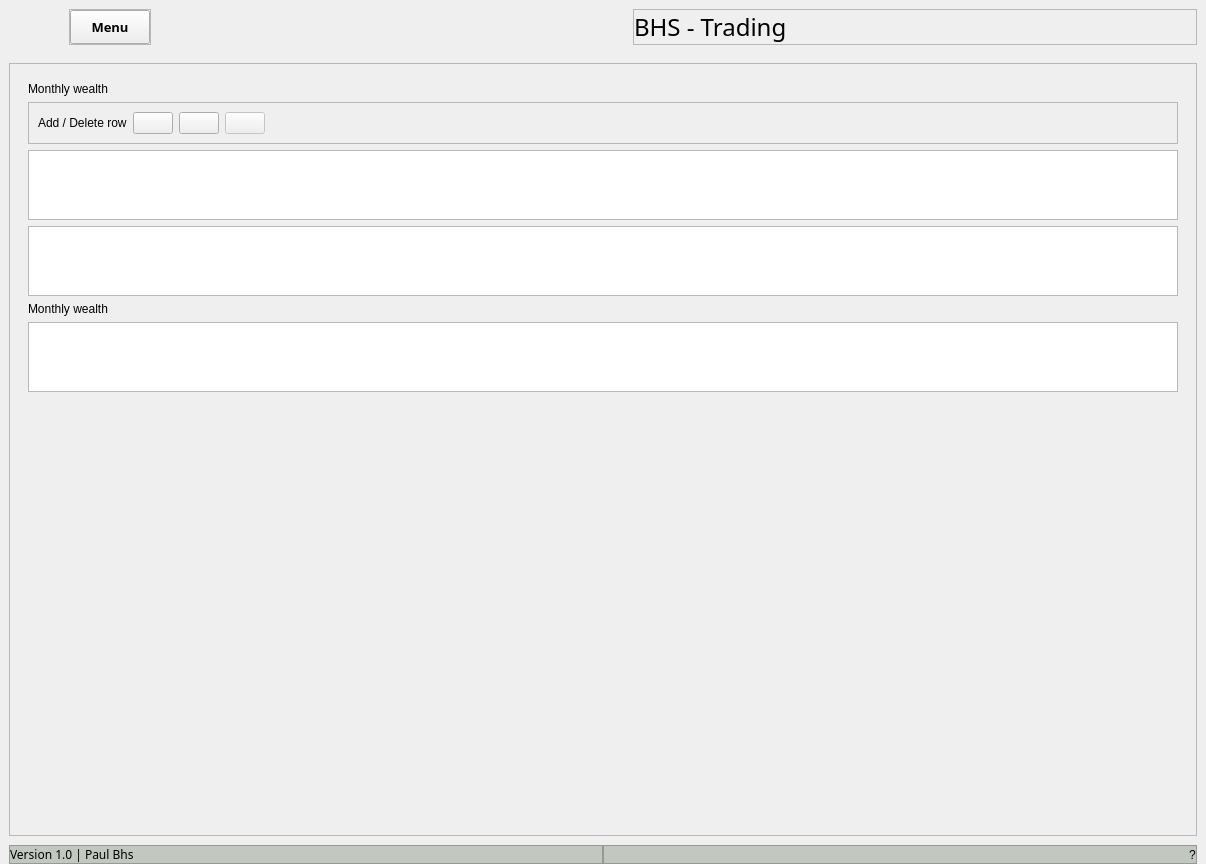
Above: main.ui from Pyodin/bhs-trading before the change. Below: the same form after it.
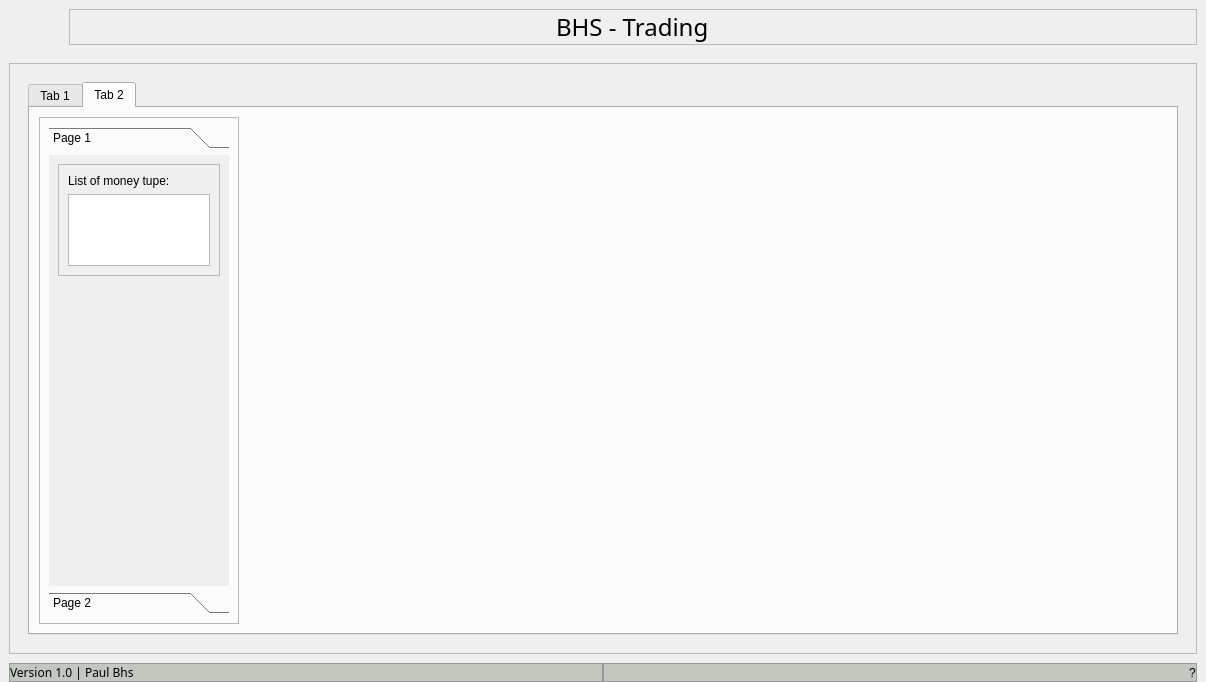
That is the form after the change. The open tabs and pages were chosen to show the change. Icons and pictures are not drawn. Custom widgets are drawn as their Qt base class.

Patch:
```diff
--- a/main.ui
+++ b/main.ui
@@ -7,7 +7,7 @@
     <x>0</x>
     <y>0</y>
     <width>1206</width>
-    <height>864</height>
+    <height>682</height>
    </rect>
   </property>
   <property name="minimumSize">
@@ -59,7 +59,7 @@
       <property name="frameShadow">
        <enum>QFrame::Raised</enum>
       </property>
-      <layout class="QHBoxLayout" name="horizontalLayout_2" stretch="0,0">
+      <layout class="QHBoxLayout" name="horizontalLayout_2" stretch="0">
        <property name="spacing">
         <number>0</number>
        </property>
@@ -75,83 +75,6 @@
        <property name="bottomMargin">
         <number>9</number>
        </property>
-       <item alignment="Qt::AlignLeft">
-        <widget class="QFrame" name="leftMenuToogleF">
-         <property name="maximumSize">
-          <size>
-           <width>100</width>
-           <height>16777215</height>
-          </size>
-         </property>
-         <property name="styleSheet">
-          <string notr="true"/>
-         </property>
-         <property name="frameShape">
-          <enum>QFrame::StyledPanel</enum>
-         </property>
-         <property name="frameShadow">
-          <enum>QFrame::Raised</enum>
-         </property>
-         <layout class="QHBoxLayout" name="horizontalLayout_4">
-          <property name="spacing">
-           <number>0</number>
-          </property>
-          <property name="leftMargin">
-           <number>0</number>
-          </property>
-          <property name="topMargin">
-           <number>0</number>
-          </property>
-          <property name="rightMargin">
-           <number>0</number>
-          </property>
-          <property name="bottomMargin">
-           <number>0</number>
-          </property>
-          <item>
-           <widget class="QPushButton" name="MenuBt">
-            <property name="minimumSize">
-             <size>
-              <width>80</width>
-              <height>0</height>
-             </size>
-            </property>
-            <property name="maximumSize">
-             <size>
-              <width>60</width>
-              <height>40</height>
-             </size>
-            </property>
-            <property name="font">
-             <font>
-              <family>Mongolian Baiti</family>
-              <pointsize>10</pointsize>
-              <weight>75</weight>
-              <italic>false</italic>
-              <bold>true</bold>
-             </font>
-            </property>
-            <property name="styleSheet">
-             <string notr="true"/>
-            </property>
-            <property name="text">
-             <string>Menu</string>
-            </property>
-            <property name="icon">
-             <iconset resource="good_icons/resource.qrc">
-              <normaloff>:/icons/cil-menu.png</normaloff>:/icons/cil-menu.png</iconset>
-            </property>
-            <property name="iconSize">
-             <size>
-              <width>32</width>
-              <height>32</height>
-             </size>
-            </property>
-           </widget>
-          </item>
-         </layout>
-        </widget>
-       </item>
        <item>
         <widget class="QFrame" name="titleFrame">
          <property name="frameShape">
@@ -176,8 +99,8 @@
           <property name="bottomMargin">
            <number>0</number>
           </property>
-          <item>
-           <widget class="QLabel" name="label_5">
+          <item alignment="Qt::AlignHCenter|Qt::AlignVCenter">
+           <widget class="QLabel" name="Title">
             <property name="font">
              <font>
               <family>Mongolian Baiti</family>
@@ -277,18 +200,49 @@
              <property name="styleSheet">
               <string notr="true"/>
              </property>
-             <layout class="QVBoxLayout" name="verticalLayout_7">
-              <item alignment="Qt::AlignTop">
-               <widget class="QLabel" name="label_4">
+             <layout class="QVBoxLayout" name="verticalLayout_4">
+              <item>
+               <widget class="QTabWidget" name="tabWidget">
+                <property name="currentIndex">
+                 <number>0</number>
+                </property>
+                <widget class="QWidget" name="tab_3">
+                 <attribute name="title">
+                  <string>Tab 1</string>
+                 </attribute>
+                 <layout class="QVBoxLayout" name="verticalLayout_2">
+                  <item>
+                   <widget class="QTreeView" name="treeView">
                 <property name="sizePolicy">
-                 <sizepolicy hsizetype="Preferred" vsizetype="Preferred">
+                     <sizepolicy hsizetype="Expanding" vsizetype="Minimum">
                   <horstretch>0</horstretch>
                   <verstretch>0</verstretch>
                  </sizepolicy>
                 </property>
-                <property name="text">
-                 <string>Monthly wealth</string>
-                </property>
+                    <property name="font">
+                     <font>
+                      <family>Rockwell</family>
+                      <pointsize>11</pointsize>
+                     </font>
+                    </property>
+                    <property name="sizeAdjustPolicy">
+                     <enum>QAbstractScrollArea::AdjustToContents</enum>
+                    </property>
+                    <property name="alternatingRowColors">
+                     <bool>true</bool>
+                    </property>
+                    <property name="uniformRowHeights">
+                     <bool>true</bool>
+                    </property>
+                    <attribute name="headerCascadingSectionResizes">
+                     <bool>true</bool>
+                    </attribute>
+                    <attribute name="headerHighlightSections">
+                     <bool>true</bool>
+                    </attribute>
+                    <attribute name="headerShowSortIndicator" stdset="0">
+                     <bool>true</bool>
+                    </attribute>
                </widget>
               </item>
               <item>
@@ -368,11 +322,20 @@
               <item>
                <widget class="QTableView" name="tableView">
                 <property name="sizePolicy">
-                 <sizepolicy hsizetype="Minimum" vsizetype="Minimum">
+                     <sizepolicy hsizetype="Expanding" vsizetype="Minimum">
                   <horstretch>0</horstretch>
                   <verstretch>0</verstretch>
                  </sizepolicy>
                 </property>
+                    <property name="font">
+                     <font>
+                      <family>Rockwell</family>
+                      <pointsize>11</pointsize>
+                     </font>
+                    </property>
+                    <property name="styleSheet">
+                     <string notr="true"/>
+                    </property>
                 <property name="sizeAdjustPolicy">
                  <enum>QAbstractScrollArea::AdjustToContents</enum>
                 </property>
@@ -387,42 +350,66 @@
                 </attribute>
                </widget>
               </item>
-              <item>
-               <widget class="QTableView" name="tableView_2">
-                <property name="sizePolicy">
-                 <sizepolicy hsizetype="Minimum" vsizetype="Minimum">
-                  <horstretch>0</horstretch>
-                  <verstretch>0</verstretch>
-                 </sizepolicy>
-                </property>
-                <property name="sizeAdjustPolicy">
-                 <enum>QAbstractScrollArea::AdjustToContents</enum>
-                </property>
-                <property name="alternatingRowColors">
-                 <bool>true</bool>
-                </property>
-                <attribute name="horizontalHeaderVisible">
-                 <bool>true</bool>
-                </attribute>
-                <attribute name="horizontalHeaderStretchLastSection">
-                 <bool>true</bool>
-                </attribute>
-                <attribute name="verticalHeaderVisible">
-                 <bool>true</bool>
-                </attribute>
-               </widget>
-              </item>
+                 </layout>
+                </widget>
+                <widget class="QWidget" name="tab_4">
+                 <attribute name="title">
+                  <string>Tab 2</string>
+                 </attribute>
+                 <layout class="QHBoxLayout" name="horizontalLayout_4">
               <item>
-               <widget class="QLabel" name="label_7">
+                   <widget class="QFrame" name="frame">
+                    <property name="maximumSize">
+                     <size>
+                      <width>200</width>
+                      <height>16777215</height>
+                     </size>
+                    </property>
+                    <property name="frameShape">
+                     <enum>QFrame::StyledPanel</enum>
+                    </property>
+                    <property name="frameShadow">
+                     <enum>QFrame::Raised</enum>
+                    </property>
+                    <layout class="QVBoxLayout" name="verticalLayout_5">
+                     <item>
+                      <widget class="QToolBox" name="toolBox">
+                       <property name="currentIndex">
+                        <number>0</number>
+                       </property>
+                       <widget class="QWidget" name="page_2">
+                        <property name="geometry">
+                         <rect>
+                          <x>0</x>
+                          <y>0</y>
+                          <width>180</width>
+                          <height>454</height>
+                         </rect>
+                        </property>
+                        <attribute name="label">
+                         <string>Page 1</string>
+                        </attribute>
+                        <layout class="QVBoxLayout" name="verticalLayout_6">
+                         <item>
+                          <widget class="QFrame" name="type_container">
+                           <property name="frameShape">
+                            <enum>QFrame::StyledPanel</enum>
+                           </property>
+                           <property name="frameShadow">
+                            <enum>QFrame::Raised</enum>
+                           </property>
+                           <layout class="QVBoxLayout" name="verticalLayout_7">
+                            <item>
+                             <widget class="QLabel" name="label_4">
                 <property name="text">
-                 <string>Monthly wealth</string>
+                               <string>List of money tupe:</string>
                 </property>
                </widget>
               </item>
               <item>
-               <widget class="QTableView" name="tableView_3">
+                             <widget class="QListView" name="typeView">
                 <property name="sizePolicy">
-                 <sizepolicy hsizetype="Minimum" vsizetype="Minimum">
+                               <sizepolicy hsizetype="Expanding" vsizetype="Minimum">
                   <horstretch>0</horstretch>
                   <verstretch>0</verstretch>
                  </sizepolicy>
@@ -430,15 +417,12 @@
                 <property name="sizeAdjustPolicy">
                  <enum>QAbstractScrollArea::AdjustToContents</enum>
                 </property>
-                <property name="alternatingRowColors">
-                 <bool>true</bool>
-                </property>
-                <attribute name="horizontalHeaderStretchLastSection">
-                 <bool>true</bool>
-                </attribute>
-                <attribute name="verticalHeaderVisible">
-                 <bool>true</bool>
-                </attribute>
+                              <property name="editTriggers">
+                               <set>QAbstractItemView::NoEditTriggers</set>
+                              </property>
+                             </widget>
+                            </item>
+                           </layout>
                </widget>
               </item>
               <item>
@@ -456,6 +440,33 @@
               </item>
              </layout>
             </widget>
+                       <widget class="QWidget" name="page_3">
+                        <property name="geometry">
+                         <rect>
+                          <x>0</x>
+                          <y>0</y>
+                          <width>98</width>
+                          <height>28</height>
+                         </rect>
+                        </property>
+                        <attribute name="label">
+                         <string>Page 2</string>
+                        </attribute>
+                       </widget>
+                      </widget>
+                     </item>
+                    </layout>
+                   </widget>
+                  </item>
+                  <item>
+                   <widget class="PlotWidget" name="mygraph" native="true"/>
+                  </item>
+                 </layout>
+                </widget>
+               </widget>
+              </item>
+             </layout>
+            </widget>
            </widget>
           </item>
          </layout>
@@ -576,6 +587,14 @@
    </layout>
   </widget>
  </widget>
+ <customwidgets>
+  <customwidget>
+   <class>PlotWidget</class>
+   <extends>QWidget</extends>
+   <header>pyqtgraph</header>
+   <container>1</container>
+  </customwidget>
+ </customwidgets>
  <resources>
   <include location="good_icons/resource.qrc"/>
  </resources>
```
Left out of the diff: 6 changed lines with no effect on the pictures. Lines whose indentation alone changed are shown as unchanged.
